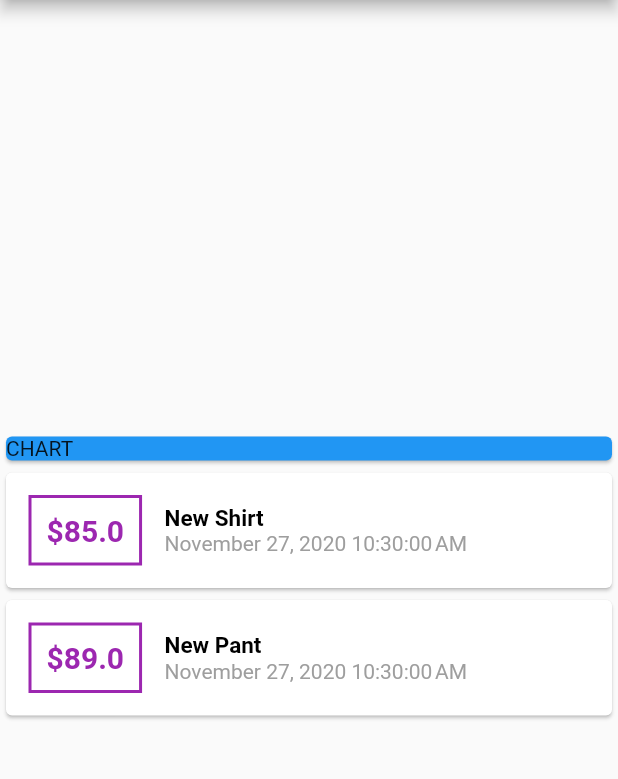
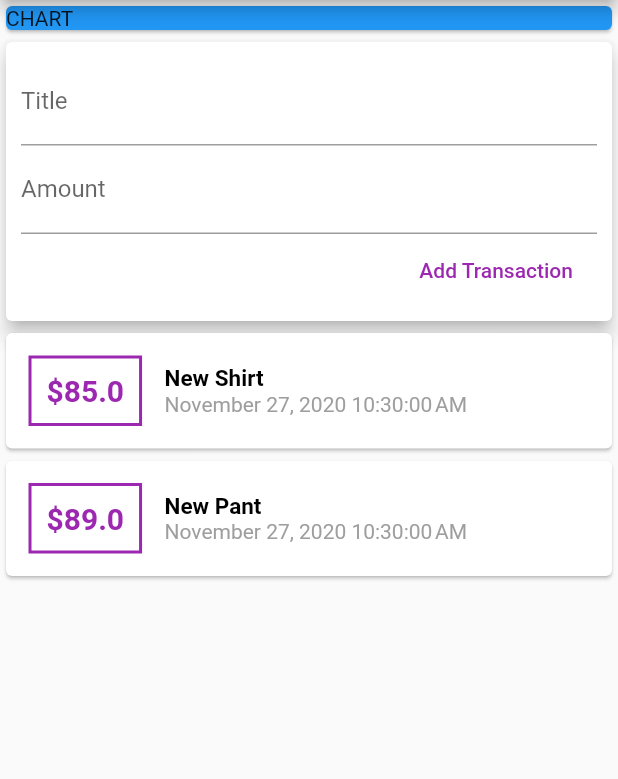
Before and after one commit to ratnesh-stack/Flutter, a Flutter app: the screen it shows after launch, on a phone screen of 412 x 824 dp, the part 84-863 px from its top. Run offline on Flutter 3.47's test engine with Material 2 defaults, Android fonts, the phone set to English and light mode, and no system bars; missing offline and left inert: dart:html.

Commit message:
Flutter | Day16 | TransactionWidget added

```diff
--- a/ExpenseManager/lib/main.dart
+++ b/ExpenseManager/lib/main.dart
@@ -1,6 +1,5 @@
-import './transaction.dart';
+import './widgets/user_transactions.dart';
 import 'package:flutter/material.dart';
-import 'package:intl/intl.dart';
 
 void main() {
   runApp(MyApp());
@@ -21,11 +20,6 @@ class MyApp extends StatelessWidget {
 }
 
 class MyHomePage extends StatelessWidget {
-  final List<Transaction> transactions = [
-    Transaction(id: 't1', date: DateTime.now(), amount: 85, title: 'New Shirt'),
-    Transaction(id: 't2', date: DateTime.now(), amount: 89, title: 'New Pant'),
-  ];
-
   @override
   Widget build(BuildContext context) {
     return Scaffold(
@@ -33,7 +27,7 @@ class MyHomePage extends StatelessWidget {
           title: Text("Expense Mana"),
         ),
         body: Column(
-          mainAxisAlignment: MainAxisAlignment.center,
+          //mainAxisAlignment: MainAxisAlignment.start,
           crossAxisAlignment: CrossAxisAlignment.stretch,
           children: [
             Container(
@@ -42,58 +36,7 @@ class MyHomePage extends StatelessWidget {
                 child: Text('CHART'),
               ),
             ),
-            Column(
-              children: transactions.map((tx) {
-                return Card(
-                    child: Row(
-                  children: [
-                    Container(
-                      margin: EdgeInsets.symmetric(
-                        horizontal: 15,
-                        vertical: 15,
-                      ),
-                      decoration: BoxDecoration(
-                        border: Border.all(
-                          color: Colors.purple,
-                          width: 2,
-                        ),
-                      ),
-                      padding: EdgeInsets.all(10),
-                      child: Text(
-                        '\$${tx.amount}',
-                        style: TextStyle(
-                          fontSize: 20,
-                          color: Colors.purple,
-                          fontWeight: FontWeight.bold,
-                        ),
-                      ),
-                    ),
-                    Column(
-                      crossAxisAlignment: CrossAxisAlignment.start,
-                      children: [
-                        Text(
-                          tx.title,
-                          textAlign: TextAlign.end,
-                          style: TextStyle(
-                            color: Colors.black,
-                            fontWeight: FontWeight.bold,
-                            fontSize: 15,
-                          ),
-                        ),
-                        Text(
-                          DateFormat().format(tx.date),
-                          textAlign: TextAlign.start,
-                          style: TextStyle(
-                            color: Colors.grey,
-                            fontWeight: FontWeight.normal,
-                          ),
-                        )
-                      ],
-                    ),
-                  ],
-                ));
-              }).toList(),
-            )
+            UserTransactions()
           ],
         ));
   }
--- /dev/null
+++ b/ExpenseManager/lib/widgets/new_transaction.dart
@@ -0,0 +1,36 @@
+import 'package:flutter/material.dart';
+
+class NewTransaction extends StatelessWidget {
+  final titleController = TextEditingController();
+  final amountController = TextEditingController();
+
+  @override
+  Widget build(BuildContext context) {
+    return Card(
+      elevation: 5,
+      child: Container(
+        padding: EdgeInsets.all(10),
+        child: Column(
+          crossAxisAlignment: CrossAxisAlignment.end,
+          children: [
+            TextField(
+              decoration: InputDecoration(labelText: 'Title'),
+              controller: titleController,
+            ),
+            TextField(
+              decoration: InputDecoration(labelText: 'Amount'),
+              controller: amountController,
+            ),
+            FlatButton(
+              onPressed: () {
+                print(titleController.text);
+              },
+              child: Text('Add Transaction'),
+              textColor: Colors.purple,
+            )
+          ],
+        ),
+      ),
+    );
+  }
+}
--- /dev/null
+++ b/ExpenseManager/lib/widgets/transaction_list.dart
@@ -0,0 +1,72 @@
+import 'package:flutter/material.dart';
+import '../models/transaction.dart';
+import 'package:intl/intl.dart';
+
+class TransactionList extends StatefulWidget {
+  @override
+  _TransactionListState createState() => _TransactionListState();
+}
+
+class _TransactionListState extends State<TransactionList> {
+  final List<Transaction> transactions = [
+    Transaction(id: 't1', date: DateTime.now(), amount: 85, title: 'New Shirt'),
+    Transaction(id: 't2', date: DateTime.now(), amount: 89, title: 'New Pant'),
+  ];
+
+  @override
+  Widget build(BuildContext context) {
+    return Column(
+      children: transactions.map((tx) {
+        return Card(
+          child: Row(
+            children: [
+              Container(
+                margin: EdgeInsets.symmetric(
+                  horizontal: 15,
+                  vertical: 15,
+                ),
+                decoration: BoxDecoration(
+                  border: Border.all(
+                    color: Colors.purple,
+                    width: 2,
+                  ),
+                ),
+                padding: EdgeInsets.all(10),
+                child: Text(
+                  '\$${tx.amount}',
+                  style: TextStyle(
+                    fontSize: 20,
+                    color: Colors.purple,
+                    fontWeight: FontWeight.bold,
+                  ),
+                ),
+              ),
+              Column(
+                crossAxisAlignment: CrossAxisAlignment.start,
+                children: [
+                  Text(
+                    tx.title,
+                    textAlign: TextAlign.end,
+                    style: TextStyle(
+                      color: Colors.black,
+                      fontWeight: FontWeight.bold,
+                      fontSize: 15,
+                    ),
+                  ),
+                  Text(
+                    DateFormat().format(tx.date),
+                    textAlign: TextAlign.start,
+                    style: TextStyle(
+                      color: Colors.grey,
+                      fontWeight: FontWeight.normal,
+                    ),
+                  )
+                ],
+              ),
+            ],
+          ),
+        );
+      }).toList(),
+    );
+  }
+}
--- /dev/null
+++ b/ExpenseManager/lib/widgets/user_transactions.dart
@@ -0,0 +1,17 @@
+import 'package:flutter/material.dart';
+import './new_transaction.dart';
+import './transaction_list.dart';
+
+class UserTransactions extends StatefulWidget {
+  @override
+  _UserTransactionsState createState() => _UserTransactionsState();
+}
+
+class _UserTransactionsState extends State<UserTransactions> {
+  @override
+  Widget build(BuildContext context) {
+    return Column(
+      children: [NewTransaction(), TransactionList()],
+    );
+  }
+}
```
Also changed, not shown: ExpenseManager/lib/models/transaction.dart (renamed from ExpenseManager/lib/transaction.dart).
